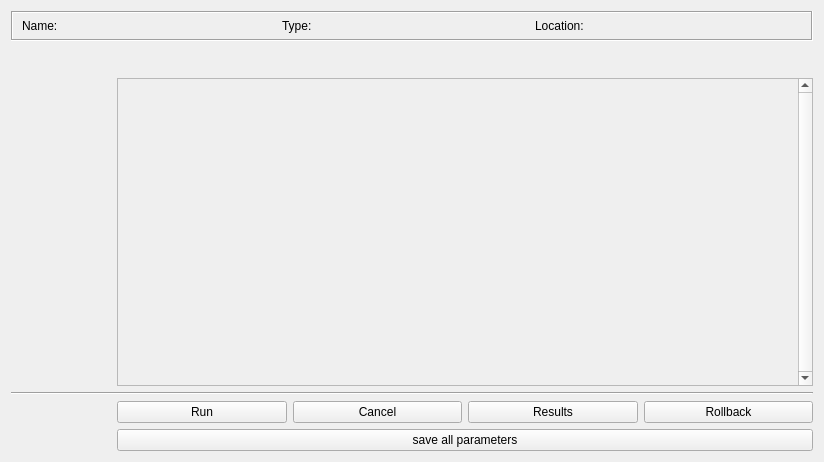
The window that cwe_guiWidgets/cwe_parameters.ui (NHERI-SimCenter/CWE-Simulation-Tool) describes before a commit, drawn with Qt 5.
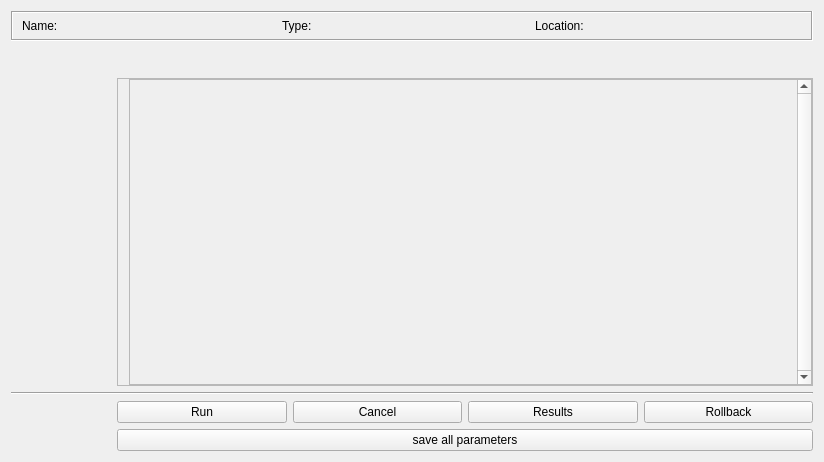
The same window after the commit.

Commit message: Rebuilding parameter tab, progress ongoing. Changed config files to use displayName instead of name. Removed old param tab files.

```diff
--- a/cwe_guiWidgets/cwe_parameters.ui
+++ b/cwe_guiWidgets/cwe_parameters.ui
@@ -155,30 +155,6 @@
      </property>
     </widget>
    </item>
-   <item row="2" column="1" colspan="4">
-    <widget class="QScrollArea" name="paramScrollArea">
-     <property name="windowTitle">
-      <string>ScrollArea</string>
-     </property>
-     <property name="verticalScrollBarPolicy">
-      <enum>Qt::ScrollBarAlwaysOn</enum>
-     </property>
-     <property name="widgetResizable">
-      <bool>true</bool>
-     </property>
-     <widget class="QWidget" name="parameterSpace">
-      <property name="geometry">
-       <rect>
-        <x>0</x>
-        <y>0</y>
-        <width>684</width>
-        <height>298</height>
-       </rect>
-      </property>
-      <layout class="QGridLayout" name="paramGridLayout"/>
-     </widget>
-    </widget>
-   </item>
    <item row="4" column="2">
     <widget class="QPushButton" name="pbtn_cancel">
      <property name="text">
@@ -253,6 +229,73 @@
      </layout>
     </widget>
    </item>
+   <item row="2" column="1" colspan="4">
+    <widget class="QFrame" name="frame">
+     <property name="frameShape">
+      <enum>QFrame::StyledPanel</enum>
+     </property>
+     <property name="frameShadow">
+      <enum>QFrame::Plain</enum>
+     </property>
+     <property name="lineWidth">
+      <number>0</number>
+     </property>
+     <layout class="QHBoxLayout" name="horizontalLayout_2">
+      <property name="spacing">
+       <number>4</number>
+      </property>
+      <property name="leftMargin">
+       <number>0</number>
+      </property>
+      <property name="topMargin">
+       <number>0</number>
+      </property>
+      <property name="rightMargin">
+       <number>0</number>
+      </property>
+      <property name="bottomMargin">
+       <number>0</number>
+      </property>
+      <item>
+       <widget class="QLabel" name="optionalImage">
+        <property name="enabled">
+         <bool>true</bool>
+        </property>
+        <property name="lineWidth">
+         <number>0</number>
+        </property>
+        <property name="text">
+         <string/>
+        </property>
+       </widget>
+      </item>
+      <item>
+       <widget class="QScrollArea" name="paramScrollArea">
+        <property name="windowTitle">
+         <string>ScrollArea</string>
+        </property>
+        <property name="verticalScrollBarPolicy">
+         <enum>Qt::ScrollBarAlwaysOn</enum>
+        </property>
+        <property name="widgetResizable">
+         <bool>true</bool>
+        </property>
+        <widget class="QWidget" name="parameterSpace">
+         <property name="geometry">
+          <rect>
+           <x>0</x>
+           <y>0</y>
+           <width>678</width>
+           <height>296</height>
+          </rect>
+         </property>
+         <layout class="QVBoxLayout" name="paramSpaceLayout"/>
+        </widget>
+       </widget>
+      </item>
+     </layout>
+    </widget>
+   </item>
   </layout>
  </widget>
  <resources/>
```
The commit also changes 23 other files.
